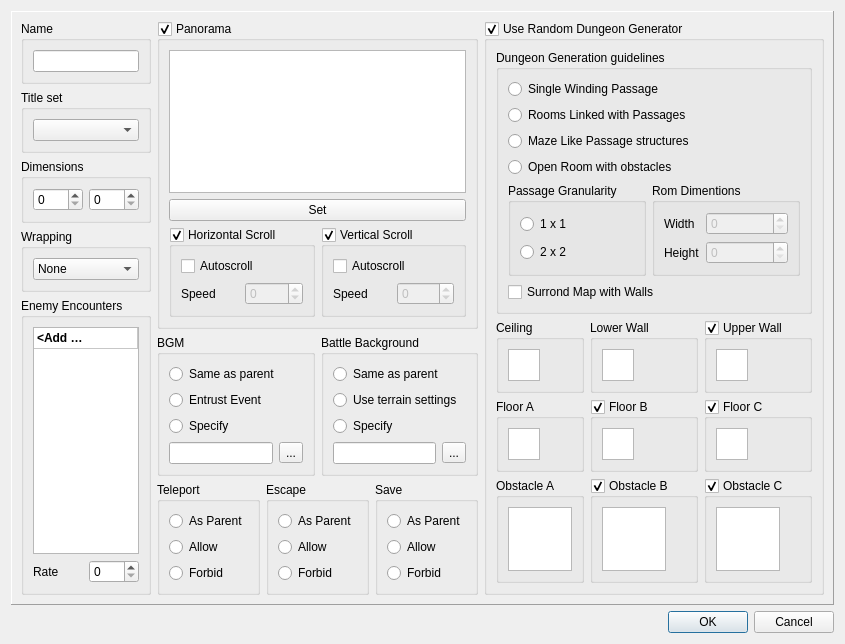
The window that src/dialogmapproperties.ui (EasyRPG/Editor) describes before a commit, drawn with Qt 5.
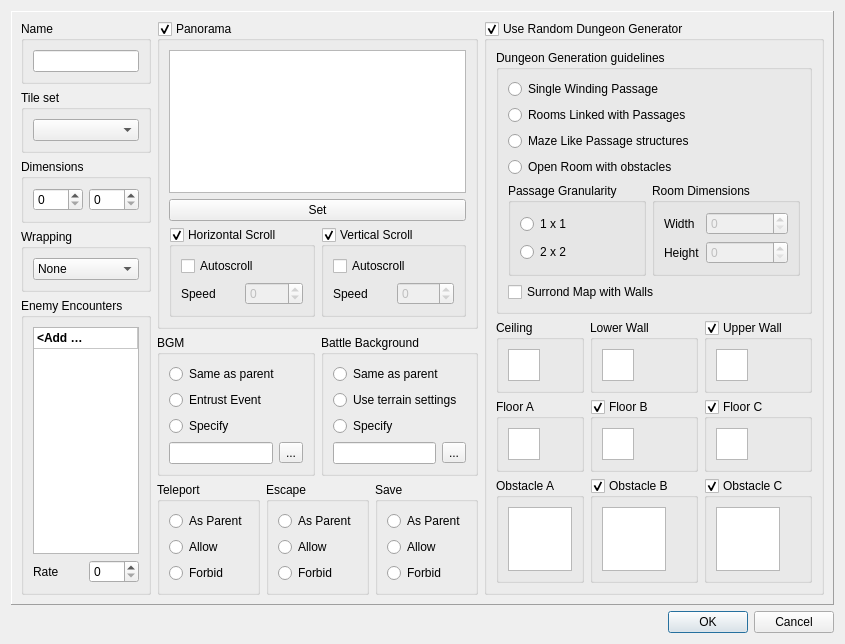
The same window after the commit.

Commit message: Fix encounter spelling and name generic controls in map properties

Diff of the .ui file:
```diff
--- a/src/dialogmapproperties.ui
+++ b/src/dialogmapproperties.ui
@@ -40,7 +40,7 @@
         <item>
          <widget class="QGroupBox" name="groupBox_2">
           <property name="title">
-           <string>Title set</string>
+           <string>Tile set</string>
           </property>
           <layout class="QVBoxLayout" name="verticalLayout_9">
            <item>
@@ -572,7 +572,7 @@
                  </sizepolicy>
                 </property>
                 <property name="title">
-                 <string>Rom Dimentions</string>
+                 <string>Room Dimensions</string>
                 </property>
                 <layout class="QGridLayout" name="gridLayout_3">
                  <item row="0" column="0">
```
Left out of the diff: 118 changed lines with no effect on the pictures. The commit also changes 1 other file.
